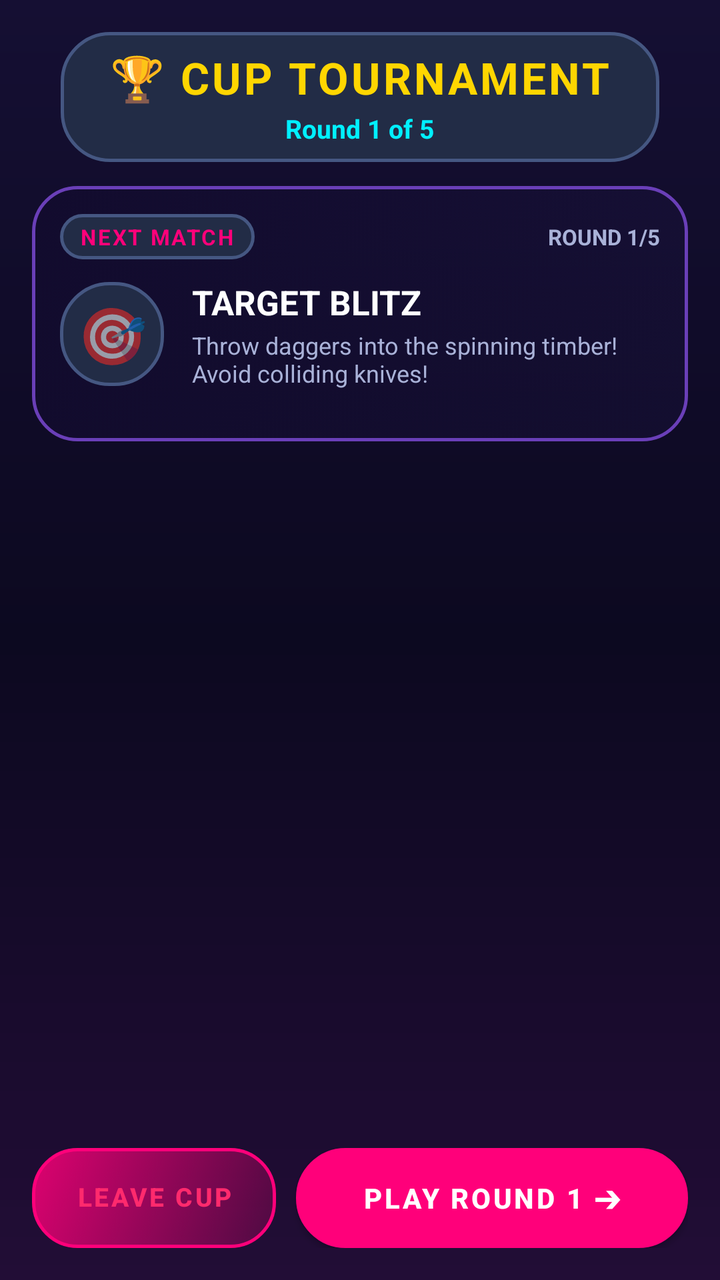
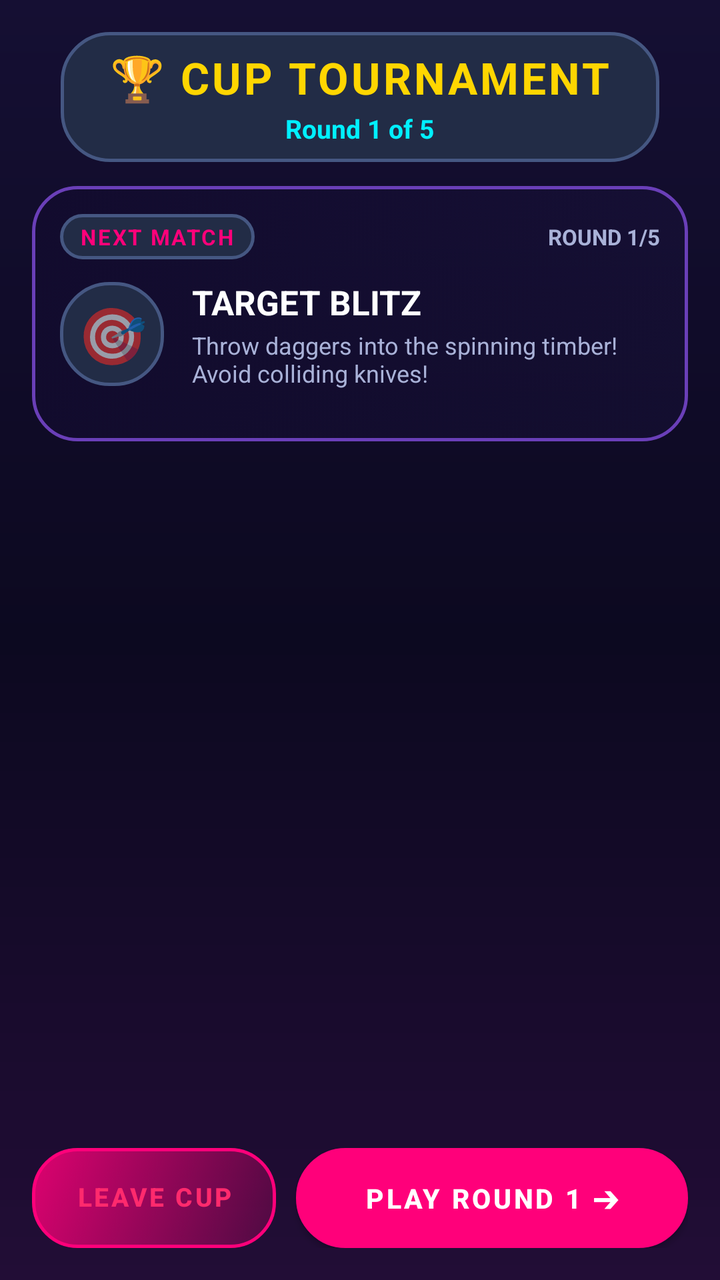

Compare the two renders of this Android layout. The source of the first and the diff that turns it into the second are given below.
<!-- AndroidManifest.xml: application theme Theme.Funtoza -->
<!-- res/layout/activity_tournament.xml -->
<?xml version="1.0" encoding="utf-8"?>
<LinearLayout xmlns:android="http://schemas.android.com/apk/res/android"
    xmlns:app="http://schemas.android.com/apk/res-auto"
    xmlns:tools="http://schemas.android.com/tools"
    android:layout_width="match_parent"
    android:layout_height="match_parent"
    android:orientation="vertical"
    android:gravity="center_horizontal"
    android:background="@drawable/bg_cosmic_neon"
    android:paddingStart="16dp"
    android:paddingEnd="16dp"
    android:paddingTop="16dp"
    android:paddingBottom="16dp"
    tools:context=".TournamentActivity">

    
    <LinearLayout
        android:layout_width="wrap_content"
        android:layout_height="wrap_content"
        android:orientation="vertical"
        android:gravity="center"
        android:background="@drawable/bg_glass_pill"
        android:paddingStart="24dp"
        android:paddingEnd="24dp"
        android:paddingTop="8dp"
        android:paddingBottom="8dp">

        <TextView
            android:id="@+id/tvTourneyTitle"
            android:layout_width="wrap_content"
            android:layout_height="wrap_content"
            android:text="🏆 CUP TOURNAMENT"
            android:textColor="@color/accent_gold"
            android:textSize="22sp"
            android:textStyle="bold"
            android:letterSpacing="0.06" />

        <TextView
            android:id="@+id/tvRoundIndicator"
            android:layout_width="wrap_content"
            android:layout_height="wrap_content"
            android:text="Round 1 of 5"
            android:textColor="@color/accent_cyan"
            android:textSize="13sp"
            android:textStyle="bold"
            android:layout_marginTop="2dp" />
    </LinearLayout>

    
    <LinearLayout
        android:id="@+id/cardNextGamePreview"
        android:layout_width="match_parent"
        android:layout_height="wrap_content"
        android:orientation="vertical"
        android:background="@drawable/bg_glass_card_selector"
        android:padding="14dp"
        android:layout_marginTop="12dp"
        android:layout_marginBottom="8dp">

        
        <LinearLayout
            android:layout_width="match_parent"
            android:layout_height="wrap_content"
            android:orientation="horizontal"
            android:gravity="center_vertical">

            <TextView
                android:id="@+id/tvNextGameBadge"
                android:layout_width="wrap_content"
                android:layout_height="wrap_content"
                android:text="NEXT MATCH"
                android:textColor="@color/neon_pink"
                android:textSize="11sp"
                android:textStyle="bold"
                android:letterSpacing="0.08"
                android:background="@drawable/bg_glass_pill"
                android:paddingStart="10dp"
                android:paddingEnd="10dp"
                android:paddingTop="4dp"
                android:paddingBottom="4dp" />

            <View
                android:layout_width="0dp"
                android:layout_height="1dp"
                android:layout_weight="1" />

            <TextView
                android:id="@+id/tvNextRoundNumber"
                android:layout_width="wrap_content"
                android:layout_height="wrap_content"
                android:text="ROUND 1/5"
                android:textColor="@color/text_secondary"
                android:textSize="11sp"
                android:textStyle="bold" />
        </LinearLayout>

        
        <LinearLayout
            android:layout_width="match_parent"
            android:layout_height="wrap_content"
            android:orientation="horizontal"
            android:gravity="center_vertical"
            android:layout_marginTop="10dp">

            <TextView
                android:id="@+id/tvNextGameEmoji"
                android:layout_width="52dp"
                android:layout_height="52dp"
                android:background="@drawable/bg_glass_pill"
                android:text="🎯"
                android:textSize="28sp"
                android:gravity="center" />

            <LinearLayout
                android:layout_width="0dp"
                android:layout_height="wrap_content"
                android:layout_weight="1"
                android:layout_marginStart="14dp"
                android:orientation="vertical">

                <TextView
                    android:id="@+id/tvNextGameTitle"
                    android:layout_width="wrap_content"
                    android:layout_height="wrap_content"
                    android:text="TARGET BLITZ"
                    android:textColor="@color/white"
                    android:textSize="17sp"
                    android:textStyle="bold" />

                <TextView
                    android:id="@+id/tvNextGameDesc"
                    android:layout_width="wrap_content"
                    android:layout_height="wrap_content"
                    android:text="Throw daggers into the spinning timber! Avoid colliding knives!"
                    android:textColor="@color/text_secondary"
                    android:textSize="12sp"
                    android:maxLines="2"
                    android:ellipsize="end"
                    android:layout_marginTop="2dp" />
            </LinearLayout>
        </LinearLayout>

        
        <LinearLayout
            android:id="@+id/layoutRoundTimeline"
            android:layout_width="match_parent"
            android:layout_height="wrap_content"
            android:orientation="horizontal"
            android:gravity="center"
            android:layout_marginTop="12dp" />
    </LinearLayout>

    
    <LinearLayout
        android:id="@+id/podiumContainer"
        android:layout_width="match_parent"
        android:layout_height="0dp"
        android:layout_weight="1"
        android:orientation="horizontal"
        android:gravity="bottom|center_horizontal"
        android:layout_marginTop="6dp"
        android:layout_marginBottom="14dp" />

    
    <LinearLayout
        android:layout_width="match_parent"
        android:layout_height="wrap_content"
        android:orientation="horizontal"
        android:gravity="center">

        <Button
            android:id="@+id/btnTourneyExit"
            android:layout_width="0dp"
            android:layout_height="50dp"
            android:layout_weight="1"
            android:layout_marginEnd="10dp"
            android:background="@drawable/bg_glass_card_selector"
            android:minHeight="0dp"
            android:minWidth="0dp"
            android:padding="0dp"
            android:includeFontPadding="false"
            android:gravity="center"
            android:text="LEAVE CUP"
            android:textColor="@color/player_1_red"
            android:textSize="13sp"
            android:textStyle="bold"
            android:maxLines="1" />

        <Button
            android:id="@+id/btnNextMatch"
            android:layout_width="0dp"
            android:layout_height="50dp"
            android:layout_weight="1.6"
            android:background="@drawable/btn_accent"
            android:minHeight="0dp"
            android:minWidth="0dp"
            android:padding="0dp"
            android:includeFontPadding="false"
            android:gravity="center"
            android:text="PLAY ROUND 1 ➔"
            android:textColor="@color/white"
            android:textSize="14sp"
            android:textStyle="bold"
            android:maxLines="1"
            android:ellipsize="end" />
            android:maxLines="1"
            android:ellipsize="end" />
    </LinearLayout>

</LinearLayout>
<!-- resources referenced by this layout -->
<resources>
  <color name="accent_cyan">#00F0FF</color>
  <color name="accent_gold">#FFD600</color>
  <color name="neon_pink">#FF007A</color>
  <color name="player_1_red">#FF2A6D</color>
  <color name="text_secondary">#A9B2D8</color>
  <color name="white">#FFFFFFFF</color>
  <!-- drawable bg_cosmic_neon (drawable) -->
  <?xml version="1.0" encoding="utf-8"?>
  <shape xmlns:android="http://schemas.android.com/apk/res/android"
      android:shape="rectangle">
      <gradient
          android:angle="270"
          android:startColor="#150F33"
          android:centerColor="#0C0920"
          android:endColor="#220D36" />
  </shape>
  <!-- drawable bg_glass_card_selector (drawable) -->
  <?xml version="1.0" encoding="utf-8"?>
  <selector xmlns:android="http://schemas.android.com/apk/res/android">
      <item android:state_pressed="true" android:drawable="@drawable/bg_glass_card_pressed" />
      <item android:drawable="@drawable/bg_glass_card" />
  </selector>
  <!-- drawable bg_glass_pill (drawable) -->
  <?xml version="1.0" encoding="utf-8"?>
  <shape xmlns:android="http://schemas.android.com/apk/res/android"
      android:shape="rectangle">
      <solid android:color="#222C46" />
      <corners android:radius="24dp" />
      <stroke android:width="1.5dp" android:color="#455782" />
  </shape>
  <!-- drawable btn_accent (drawable) -->
  <?xml version="1.0" encoding="utf-8"?>
  <shape xmlns:android="http://schemas.android.com/apk/res/android"
      android:shape="rectangle">
      <gradient
          android:angle="45"
          android:startColor="#FF007A"
          android:endColor="#BD00FF" />
      <corners android:radius="24dp" />
      <stroke
          android:width="1.5dp"
          android:color="#00F0FF" />
  </shape>
  <style name="Theme.Funtoza" parent="Theme.MaterialComponents.DayNight.NoActionBar">
          
          <item name="colorPrimary">@color/accent_pink</item>
          <item name="colorPrimaryVariant">@color/accent_cyan</item>
          <item name="colorOnPrimary">@color/white</item>
          
          
          <item name="android:statusBarColor">@android:color/transparent</item>
          <item name="android:navigationBarColor">@android:color/transparent</item>
          <item name="android:windowBackground">@color/bg_dark</item>
          
          
          <item name="android:windowNoTitle">true</item>
          <item name="android:windowActionBar">false</item>
          <item name="android:windowFullscreen">true</item>
          <item name="android:windowContentOverlay">@null</item>
      </style>
  <!-- drawable bg_glass_card_pressed (drawable) -->
  <?xml version="1.0" encoding="utf-8"?>
  <shape xmlns:android="http://schemas.android.com/apk/res/android"
      android:shape="rectangle">
      <gradient
          android:angle="135"
          android:startColor="#4D35247A"
          android:endColor="#F21E124A" />
      <corners android:radius="22dp" />
      <stroke
          android:width="2dp"
          android:color="#00F0FF" />
  </shape>
  <!-- drawable bg_glass_card (drawable) -->
  <?xml version="1.0" encoding="utf-8"?>
  <shape xmlns:android="http://schemas.android.com/apk/res/android"
      android:shape="rectangle">
      <gradient
          android:angle="135"
          android:startColor="#33241A52"
          android:endColor="#D9120B2E" />
      <corners android:radius="22dp" />
      <stroke
          android:width="1.5dp"
          android:color="#6A3FB8" />
  </shape>
  <color name="accent_pink">#FF007A</color>
  <color name="bg_dark">#0B081E</color>
</resources>

<!-- the commit's change to res/layout/activity_tournament.xml (unified diff, before → after) -->
@@ -184,6 +184,7 @@
             android:textColor="@color/player_1_red"
             android:textSize="13sp"
             android:textStyle="bold"
+            android:singleLine="true"
             android:maxLines="1" />
 
         <Button
@@ -194,15 +195,17 @@
             android:background="@drawable/btn_accent"
             android:minHeight="0dp"
             android:minWidth="0dp"
-            android:padding="0dp"
+            android:paddingStart="12dp"
+            android:paddingEnd="12dp"
+            android:paddingTop="0dp"
+            android:paddingBottom="0dp"
             android:includeFontPadding="false"
             android:gravity="center"
             android:text="PLAY ROUND 1 ➔"
             android:textColor="@color/white"
-            android:textSize="14sp"
-            android:textStyle="bold"
-            android:maxLines="1"
-            android:ellipsize="end" />
+            android:textSize="13.5sp"
+            android:textStyle="bold"
+            android:singleLine="true"
             android:maxLines="1"
             android:ellipsize="end" />
     </LinearLayout>
